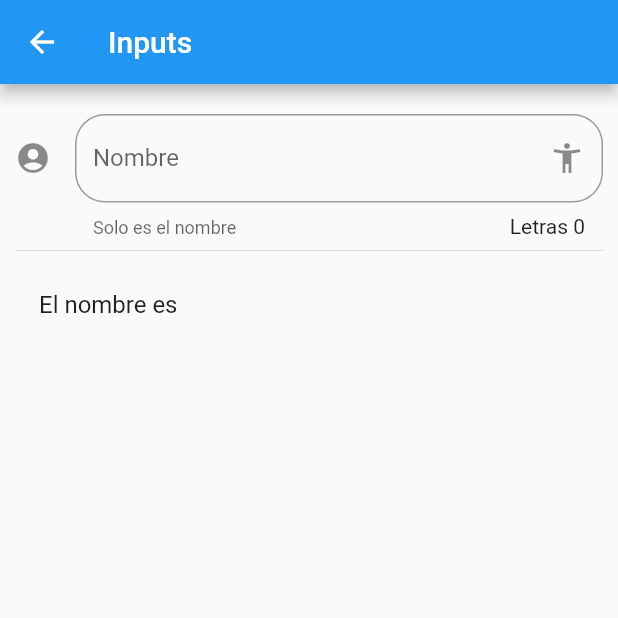
After one commit to corpotecguayanaca/componentes-flutter, a Flutter app: the InputsPage screen opened by its route, on a phone screen of 412 x 824 dp, the top half of it. The commit adds this screen. Run offline on Flutter 3.47's test engine with Material 2 defaults, Android fonts, the phone set to English and light mode, and no system bars.

Commit message:
Text input field

```diff
--- a/data/menu-opts.json
+++ b/data/menu-opts.json
@@ -20,6 +20,11 @@
             "ruta" : "animatedContainer",
             "icon" : "donut_large",
             "texto": "Animated Container"
+        },
+        {
+            "ruta" : "inputs",
+            "icon" : "input",
+            "texto": "Inputs"
         }
     ]
 }
--- /dev/null
+++ b/lib/src/pages/inputs_page.dart
@@ -0,0 +1,57 @@
+import 'package:flutter/material.dart';
+
+class InputsPage extends StatefulWidget {
+  const InputsPage({super.key});
+
+  @override
+  State<InputsPage> createState() => _InputsPageState();
+}
+
+class _InputsPageState extends State<InputsPage> {
+  String _nombre = "";
+
+  @override
+  Widget build(BuildContext context) {
+    return Scaffold(
+      appBar: AppBar(
+        title: Text("Inputs"),
+      ),
+      body: ListView(
+        padding: EdgeInsets.symmetric(horizontal: 10.0, vertical: 20.0),
+        children: [
+          _crearInput(),
+          Divider(),
+          _crearPersona(),
+        ],
+      ),
+    );
+  }
+
+  Widget _crearInput() {
+    return TextField(
+      textCapitalization: TextCapitalization.words,
+      decoration:  InputDecoration(
+        border: OutlineInputBorder(
+          borderRadius: BorderRadius.circular(20.0),
+        ),
+        counter: Text("Letras ${_nombre.length}"),
+        hintText: "Nombre de la persona",
+        labelText: 'Nombre',
+        helperText: "Solo es el nombre",
+        suffixIcon: Icon(Icons.accessibility_new),
+        icon: Icon(Icons.account_circle),
+      ),
+      onChanged: (valor) {
+        setState(() {
+          _nombre = valor;
+        });
+      },
+    );
+  }
+
+  Widget _crearPersona() {
+    return ListTile(
+      title: Text("El nombre es $_nombre"),
+    );
+  }
+}
--- a/lib/src/routes/routes.dart
+++ b/lib/src/routes/routes.dart
@@ -3,6 +3,7 @@ import 'package:componentes_flutter/src/pages/animated_container_page.dart';
 import 'package:componentes_flutter/src/pages/avatar_page.dart';
 import 'package:componentes_flutter/src/pages/cards_page.dart';
 import 'package:componentes_flutter/src/pages/home_page.dart';
+import 'package:componentes_flutter/src/pages/inputs_page.dart';
 import 'package:flutter/material.dart';
 
 Map<String, WidgetBuilder> getApplicationRoutes() {
@@ -11,6 +12,7 @@ Map<String, WidgetBuilder> getApplicationRoutes() {
     'alert':(context) => AlertPage(),
     'avatar': (context) => AvatarPage(),
     'card': (context) => CardPage(),
-    'animatedContainer': (context) => AnimatedContainerPage()
+    'animatedContainer': (context) => AnimatedContainerPage(),
+    'inputs': (context) => InputsPage(),
   };
 }
--- a/lib/src/utils/icon_string_util.dart
+++ b/lib/src/utils/icon_string_util.dart
@@ -5,6 +5,7 @@ final _icons = <String, IconData>{
   'accessibility': Icons.accessibility,
   'folder_open': Icons.folder_open,
   'donut_large': Icons.donut_large,
+  'input': Icons.input,
 };
 
 
```
